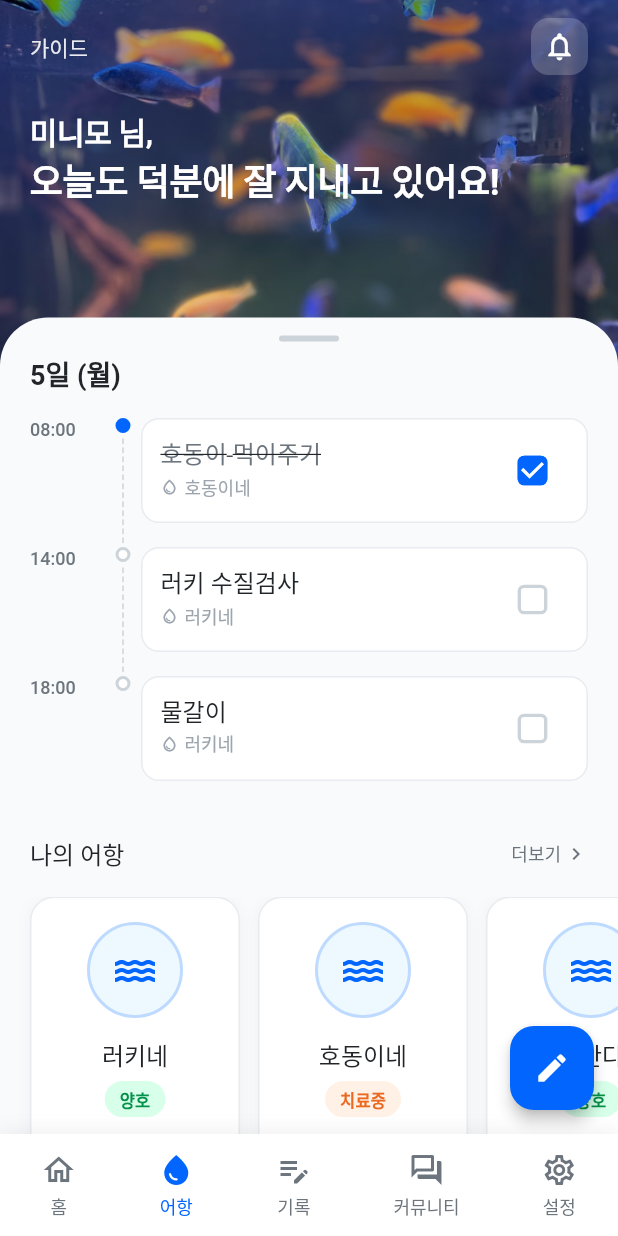
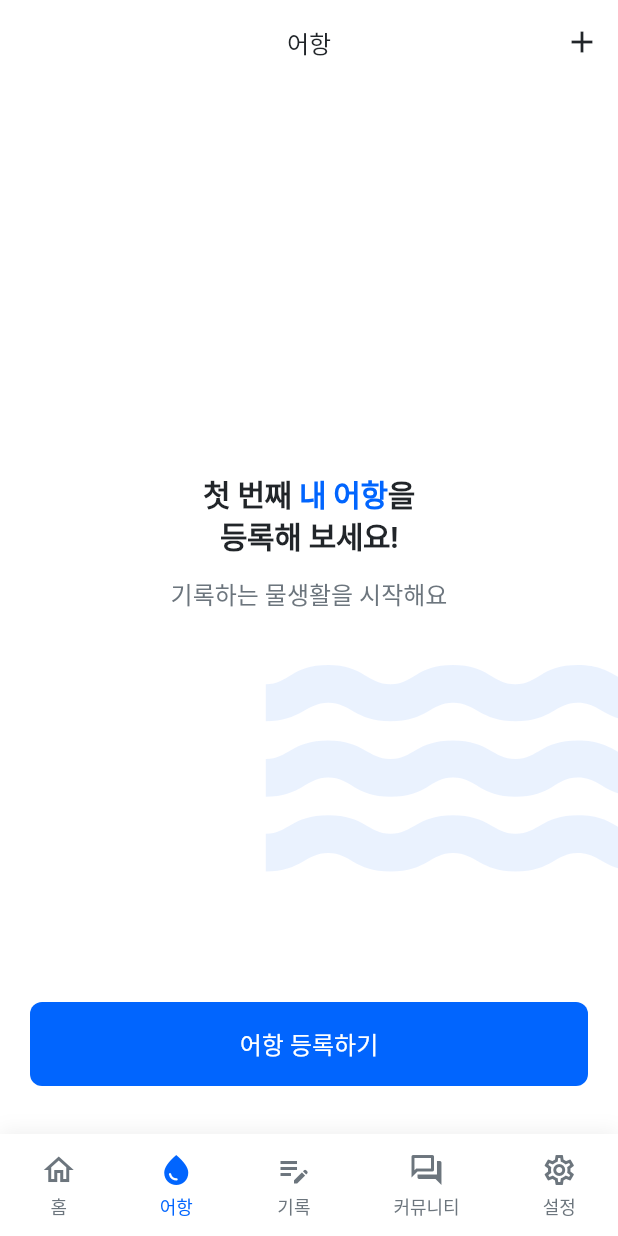
Before and after one commit to Heoooooon/minimo, a Flutter app: the screen it shows after launch, item 2 of the bottom bar chosen, on a phone screen of 412 x 824 dp. Run offline on Flutter 3.47's test engine with Material 3 defaults, Android fonts, the phone set to English and light mode, and no system bars; Roboto replaces fonts that are missing (WantedSans); project files that could hold a hidden picture were left out.

Commit message:
feat: Add Aquarium List and Register screens
- Add AquariumListScreen with empty state UI
- Add AquariumRegisterScreen (Step 1) with form fields
- Create LabelTextField and TypeToggleButton custom widgets
- Create MainShell for bottom nav tab management
- Refactor HomeScreen to HomeContent for shell integration
- Add routes: /aquarium, /aquarium/register

```diff
--- a/lib/main.dart
+++ b/lib/main.dart
@@ -3,10 +3,12 @@ import 'package:flutter/services.dart';
 import 'theme/app_theme.dart';
 import 'theme/app_colors.dart';
 import 'theme/app_text_styles.dart';
-import 'presentation/screens/home_screen.dart';
+import 'presentation/screens/main_shell.dart';
 import 'presentation/screens/tank_register_screen.dart';
 import 'presentation/screens/record_screen.dart';
 import 'presentation/screens/community_question_screen.dart';
+import 'presentation/screens/aquarium/aquarium_list_screen.dart';
+import 'presentation/screens/aquarium/aquarium_register_screen.dart';
 import 'presentation/widgets/common/app_button.dart';
 import 'presentation/widgets/common/app_chip.dart';
 
@@ -35,11 +37,13 @@ class OomoolApp extends StatelessWidget {
       title: '우물 - 반려어 관리',
       debugShowCheckedModeBanner: false,
       theme: AppTheme.lightTheme,
-      home: const HomeScreen(),
+      home: const MainShell(),
       routes: {
         '/tank-register': (context) => const TankRegisterScreen(),
         '/record': (context) => const RecordScreen(),
         '/community-question': (context) => const CommunityQuestionScreen(),
+        '/aquarium': (context) => const AquariumListScreen(),
+        '/aquarium/register': (context) => const AquariumRegisterScreen(),
         '/design-system': (context) => const DesignSystemScreen(),
         '/demo': (context) => const DemoHomeScreen(),
       },
--- /dev/null
+++ b/lib/presentation/screens/aquarium/aquarium_list_screen.dart
@@ -0,0 +1,117 @@
+import 'package:flutter/material.dart';
+import '../../../theme/app_colors.dart';
+import '../../../theme/app_text_styles.dart';
+import '../../widgets/common/app_button.dart';
+
+/// 어항 목록 화면
+///
+/// Bottom Navigation 2번째 탭
+/// Empty State: 등록된 어항이 없을 때 표시
+class AquariumListScreen extends StatelessWidget {
+  const AquariumListScreen({super.key});
+
+  @override
+  Widget build(BuildContext context) {
+    // TODO: 실제 데이터 연동 시 aquariums 리스트로 변경
+    final bool isEmpty = true;
+
+    return Scaffold(
+      backgroundColor: AppColors.backgroundSurface,
+      appBar: AppBar(
+        backgroundColor: AppColors.backgroundSurface,
+        elevation: 0,
+        centerTitle: true,
+        title: Text('어항', style: AppTextStyles.bodyMediumMedium),
+        actions: [
+          IconButton(
+            onPressed: () {
+              Navigator.pushNamed(context, '/aquarium/register');
+            },
+            icon: const Icon(Icons.add, color: AppColors.textMain),
+          ),
+        ],
+      ),
+      body: isEmpty ? _buildEmptyState(context) : _buildAquariumList(),
+    );
+  }
+
+  /// Empty State UI
+  Widget _buildEmptyState(BuildContext context) {
+    return Stack(
+      children: [
+        // 배경 물고기 일러스트 (우측 하단)
+        Positioned(
+          right: -40,
+          bottom: 100,
+          child: Opacity(
+            opacity: 0.08,
+            child: Icon(Icons.water, size: 300, color: AppColors.brand),
+          ),
+        ),
+
+        // 메인 콘텐츠
+        SafeArea(
+          child: Padding(
+            padding: const EdgeInsets.symmetric(horizontal: 20),
+            child: Column(
+              children: [
+                const Spacer(flex: 2),
+
+                // 메인 타이틀
+                RichText(
+                  textAlign: TextAlign.center,
+                  text: TextSpan(
+                    style: AppTextStyles.headlineMedium.copyWith(
+                      color: AppColors.textMain,
+                      height: 1.4,
+                    ),
+                    children: [
+                      const TextSpan(text: '첫 번째 '),
+                      TextSpan(
+                        text: '내 어항',
+                        style: AppTextStyles.headlineMedium.copyWith(
+                          color: AppColors.brand,
+                          fontWeight: FontWeight.w700,
+                        ),
+                      ),
+                      const TextSpan(text: '을\n등록해 보세요!'),
+                    ],
+                  ),
+                ),
+                const SizedBox(height: 12),
+
+                // 서브 텍스트
+                Text(
+                  '기록하는 물생활을 시작해요',
+                  style: AppTextStyles.bodyMedium.copyWith(
+                    color: AppColors.textSubtle,
+                  ),
+                ),
+
+                const Spacer(flex: 2),
+
+                // CTA 버튼
+                AppButton(
+                  text: '어항 등록하기',
+                  onPressed: () {
+                    Navigator.pushNamed(context, '/aquarium/register');
+                  },
+                  size: AppButtonSize.large,
+                  shape: AppButtonShape.square,
+                  variant: AppButtonVariant.contained,
+                  expanded: true,
+                ),
+                const SizedBox(height: 32),
+              ],
+            ),
+          ),
+        ),
+      ],
+    );
+  }
+
+  /// 어항 리스트 UI (추후 구현)
+  Widget _buildAquariumList() {
+    return const Center(child: Text('어항 리스트'));
+  }
+}
--- a/lib/presentation/screens/home_screen.dart
+++ b/lib/presentation/screens/home_screen.dart
@@ -2,26 +2,33 @@ import 'package:flutter/material.dart';
 import '../../theme/app_colors.dart';
 import '../../theme/app_text_styles.dart';
 import '../widgets/common/section_header.dart';
-import '../widgets/common/bottom_nav_bar.dart';
 import '../widgets/home/aquarium_card.dart';
 import '../widgets/home/community_card.dart';
 import '../widgets/home/qna_card.dart';
 import '../widgets/home/tip_card.dart';
 
-/// 홈 화면
+/// 홈 화면 (MainShell에서 사용)
+class HomeScreen extends StatelessWidget {
+  const HomeScreen({super.key});
+
+  @override
+  Widget build(BuildContext context) {
+    return const HomeContent();
+  }
+}
+
+/// 홈 콘텐츠 위젯
 ///
 /// Figma 디자인 03-02 기반
 /// Stack 레이아웃으로 배경 이미지와 콘텐츠 영역 분리
-class HomeScreen extends StatefulWidget {
-  const HomeScreen({super.key});
+class HomeContent extends StatefulWidget {
+  const HomeContent({super.key});
 
   @override
-  State<HomeScreen> createState() => _HomeScreenState();
+  State<HomeContent> createState() => _HomeContentState();
 }
 
-class _HomeScreenState extends State<HomeScreen> {
-  NavTab _currentTab = NavTab.home;
-
+class _HomeContentState extends State<HomeContent> {
   // 샘플 데이터
   final List<AquariumData> _aquariums = const [
     AquariumData(
@@ -143,14 +150,6 @@ class _HomeScreenState extends State<HomeScreen> {
           // Layer 2: Foreground Body (Scrollable)
           _buildForegroundBody(),
         ],
-      ),
-      bottomNavigationBar: AppBottomNavBar(
-        currentTab: _currentTab,
-        onTabSelected: (tab) {
-          setState(() {
-            _currentTab = tab;
-          });
-        },
       ),
       floatingActionButton: FloatingActionButton(
         onPressed: () {
--- /dev/null
+++ b/lib/presentation/screens/main_shell.dart
@@ -0,0 +1,78 @@
+import 'package:flutter/material.dart';
+import '../widgets/common/bottom_nav_bar.dart';
+import 'home_screen.dart';
+import 'aquarium/aquarium_list_screen.dart';
+import 'record_screen.dart';
+import '../../theme/app_colors.dart';
+import '../../theme/app_text_styles.dart';
+
+/// 메인 셸 화면
+///
+/// BottomNavBar와 화면 전환을 관리하는 컨테이너
+class MainShell extends StatefulWidget {
+  const MainShell({super.key});
+
+  @override
+  State<MainShell> createState() => _MainShellState();
+}
+
+class _MainShellState extends State<MainShell> {
+  NavTab _currentTab = NavTab.home;
+
+  @override
+  Widget build(BuildContext context) {
+    return Scaffold(
+      body: _buildBody(),
+      bottomNavigationBar: AppBottomNavBar(
+        currentTab: _currentTab,
+        onTabSelected: (tab) {
+          setState(() {
+            _currentTab = tab;
+          });
+        },
+      ),
+    );
+  }
+
+  Widget _buildBody() {
+    switch (_currentTab) {
+      case NavTab.home:
+        return const HomeContent();
+      case NavTab.aquarium:
+        return const AquariumListScreen();
+      case NavTab.record:
+        return const RecordScreen();
+      case NavTab.community:
+        return const _PlaceholderScreen(title: '커뮤니티');
+      case NavTab.settings:
+        return const _PlaceholderScreen(title: '설정');
+    }
+  }
+}
+
+/// 플레이스홀더 화면 (추후 구현 예정)
+class _PlaceholderScreen extends StatelessWidget {
+  const _PlaceholderScreen({required this.title});
+
+  final String title;
+
+  @override
+  Widget build(BuildContext context) {
+    return Scaffold(
+      backgroundColor: AppColors.backgroundSurface,
+      appBar: AppBar(
+        backgroundColor: AppColors.backgroundSurface,
+        elevation: 0,
+        centerTitle: true,
+        title: Text(title, style: AppTextStyles.bodyMediumMedium),
+      ),
+      body: Center(
+        child: Text(
+          '$title 화면\n(추후 구현)',
+          textAlign: TextAlign.center,
+          style: AppTextStyles.bodyMedium.copyWith(color: AppColors.textSubtle),
+        ),
+      ),
+    );
+  }
+}
```
Also changed, not shown: lib/presentation/screens/aquarium/aquarium_register_screen.dart (added, +219 -0 lines), lib/presentation/widgets/aquarium/label_text_field.dart (added, +181 -0 lines), lib/presentation/widgets/aquarium/type_toggle_button.dart (added, +95 -0 lines).
